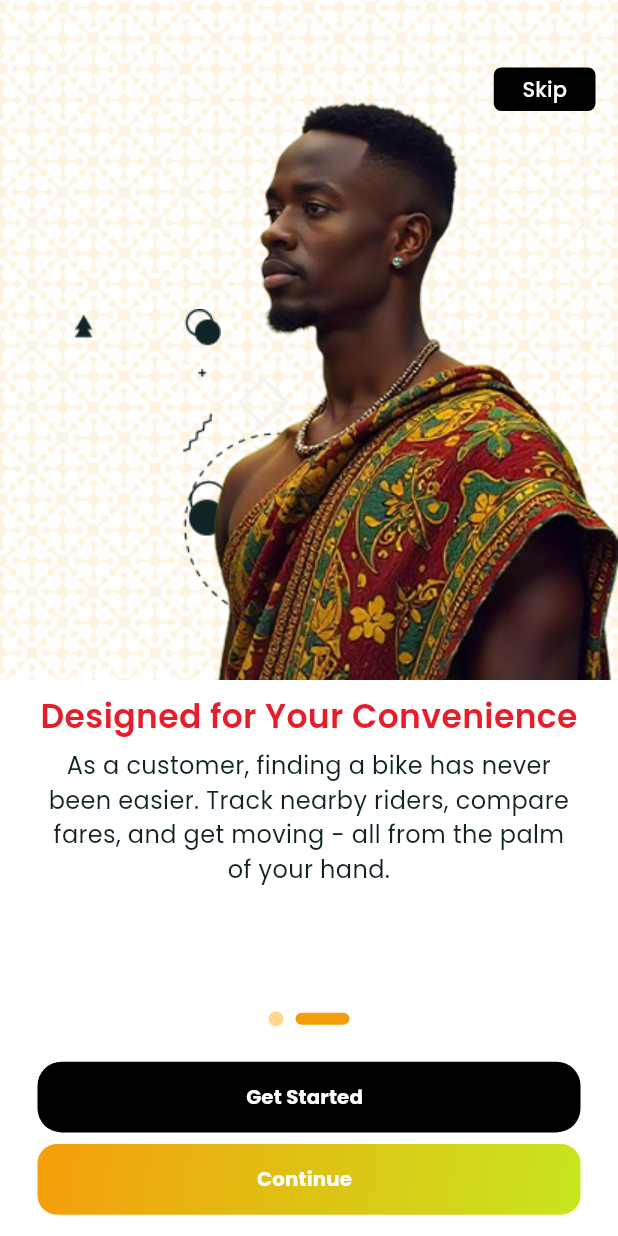
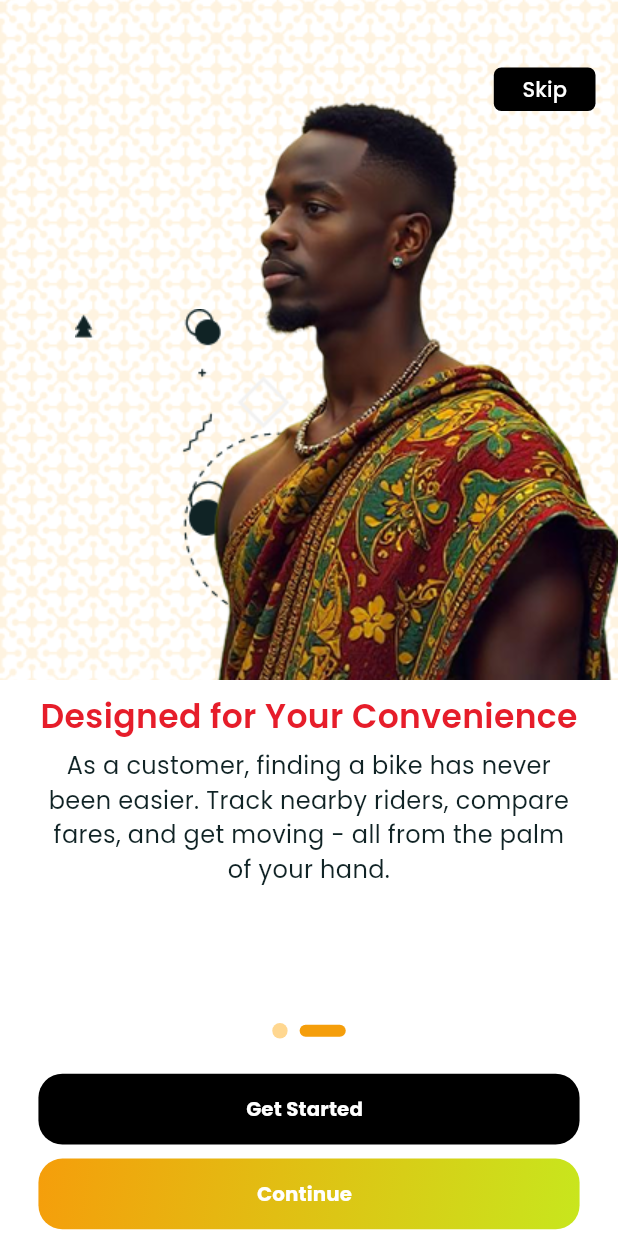
Before and after one commit to FreedomGhanaLabs/FreedomDiver, a Flutter app: the screen it shows after launch, after a tap on "Next", on a phone screen of 412 x 824 dp. Run offline on Flutter 3.47's test engine with Material 3 defaults, Android fonts, the light colour scheme and no system bars; drawn by our look-alikes of loader_overlay, smooth_page_indicator; our stand-ins replace awesome_dialog, awesome_snackbar_content, bloc, cached_network_image, country_code_picker, dio and 25 more; missing offline and left inert: country_state_city_picker, flutter_polyline_points; accounts and stored records are empty; project files that could hold a hidden picture were left out.

Commit message:
modified 3 files

```diff
--- a/lib/feature/onboarding/vew/onboarding_carousel_two.dart
+++ b/lib/feature/onboarding/vew/onboarding_carousel_two.dart
@@ -17,7 +17,7 @@ class OnboardingCarouselTwo extends StatelessWidget {
           Stack(
             children: [
               Container(
-                height: MediaQuery.of(context).size.height * 0.55,
+                height: Responsive.height(context) * 0.55,
                 decoration: const BoxDecoration(
                   image: DecorationImage(
                     image:
--- a/lib/feature/onboarding/vew/onboarding_view.dart
+++ b/lib/feature/onboarding/vew/onboarding_view.dart
@@ -1,4 +1,5 @@
 import 'package:flutter/material.dart';
+import 'package:flutter_screenutil/flutter_screenutil.dart';
 import 'package:freedomdriver/feature/authentication/login/view/login_form_screen.dart';
 import 'package:freedomdriver/feature/authentication/register/view/register_form_screen.dart';
 import 'package:freedomdriver/feature/onboarding/vew/onboarding_carousel_one.dart';
@@ -7,8 +8,8 @@ import 'package:freedomdriver/shared/app_config.dart';
 import 'package:freedomdriver/shared/theme/app_colors.dart';
 import 'package:freedomdriver/shared/widgets/primary_button.dart';
 import 'package:freedomdriver/utilities/hive/onboarding.dart';
+import 'package:freedomdriver/utilities/responsive.dart';
 import 'package:freedomdriver/utilities/ui.dart';
-import 'package:google_fonts/google_fonts.dart';
 import 'package:smooth_page_indicator/smooth_page_indicator.dart';
 
 class OnboardingView extends StatefulWidget {
@@ -21,14 +22,27 @@ class OnboardingView extends StatefulWidget {
 
 class _OnboardingViewState extends State<OnboardingView> {
   final PageController _pageController = PageController();
-  final List<Widget> _pages = [
-    const OnboardingCarouselOne(),
-    const OnboardingCarouselTwo(),
+  final List<Widget> _pages = const [
+    OnboardingCarouselOne(),
+    OnboardingCarouselTwo(),
   ];
 
   int _currentPage = 0;
 
-  void goToPage(int page) {
+  @override
+  void initState() {
+    super.initState();
+    _checkFirstTimer();
+  }
+
+  Future<void> _checkFirstTimer() async {
+    final x = await getOnboardingFromHive();
+    if (x != null) {
+      await Navigator.pushReplacementNamed(context, LoginFormScreen.routeName);
+    }
+  }
+
+  void _goToPage(int page) {
     _pageController.animateToPage(
       page,
       duration: const Duration(milliseconds: 300),
@@ -36,21 +50,65 @@ class _OnboardingViewState extends State<OnboardingView> {
     );
   }
 
-  Future<void> checkFirstTimer() async {
-    final x = await getOnboardingFromHive();
-    if (x != null) {
-      await Navigator.pushReplacementNamed(context, LoginFormScreen.routeName);
-    }
+  Widget _buildButton({
+    required String title,
+    required VoidCallback onPressed,
+    Color? backgroundColor,
+    Gradient? gradient,
+    bool useGradient = false,
+  }) {
+    return FreedomButton(
+      backGroundColor: backgroundColor,
+      gradient: gradient ?? LinearGradient(colors: gradientColor),
+      useGradient: useGradient,
+      title: title,
+      onPressed: onPressed,
+    );
   }
 
-  @override
-  void initState() {
-    checkFirstTimer();
-    super.initState();
+  Widget _buildActionButtons() {
+    final double horizontalPadding = whiteSpace.w;
+    return Padding(
+      padding: EdgeInsets.symmetric(horizontal: horizontalPadding),
+      child: Column(
+        children: [
+          if (_currentPage == 1)
+            _buildButton(
+              title: 'Get Started',
+              backgroundColor: Colors.black,
+              onPressed: () async {
+                await addOnboardingToHive(true);
+                Navigator.pushNamedAndRemoveUntil(
+                  context,
+                  RegisterFormScreen.routeName,
+                  (route) => false,
+                );
+              },
+            ),
+          VSpace(
+            Responsive.isBigMobile(context) ? medWhiteSpace : smallWhiteSpace,
+          ),
+          _buildButton(
+            title: 'Continue',
+            useGradient: true,
+            gradient: greenGradient,
+            onPressed: () async {
+              await addOnboardingToHive(true);
+              Navigator.pushNamedAndRemoveUntil(
+                context,
+                LoginFormScreen.routeName,
+                (route) => false,
+              );
+            },
+          ),
+        ],
+      ),
+    );
   }
 
   @override
   Widget build(BuildContext context) {
+    final double horizontalPadding = whiteSpace.w;
     return Scaffold(
       backgroundColor: Colors.white,
       body: Column(
@@ -59,101 +117,40 @@ class _OnboardingViewState extends State<OnboardingView> {
             child: PageView.builder(
               controller: _pageController,
               itemCount: _pages.length,
-              onPageChanged: (index) {
-                setState(() {
-                  _currentPage = index;
-                });
-              },
+              onPageChanged: (index) => setState(() => _currentPage = index),
               itemBuilder: (context, index) => _pages[index],
             ),
           ),
-          const VSpace(16),
+          const VSpace(smallWhiteSpace),
           SmoothPageIndicator(
             controller: _pageController,
             count: _pages.length,
             effect: CustomizableEffect(
               dotDecoration: DotDecoration(
-                width: 10,
-                height: 10,
+                width: 10.w,
+                height: 10.w,
                 color: carouselInactiveColor,
-                borderRadius:
-                    const BorderRadius.all(Radius.circular(roundedLg)),
+                borderRadius: BorderRadius.circular(roundedLg),
               ),
               activeDotDecoration: DotDecoration(
-                width: 36,
+                width: 30.w,
                 color: carouselActiveColor,
-                borderRadius:
-                    const BorderRadius.all(Radius.circular(roundedLg)),
+                borderRadius: BorderRadius.circular(roundedLg),
               ),
             ),
           ),
           const VSpace(whiteSpace),
           if (_currentPage == 0)
-            Container(
-              width: double.infinity,
-              padding: const EdgeInsets.symmetric(horizontal: whiteSpace),
-              child: FreedomButton(
-                backGroundColor: Colors.black,
-                onPressed: () {
-                  goToPage(1);
-                },
+            Padding(
+              padding: EdgeInsets.symmetric(horizontal: horizontalPadding),
+              child: _buildButton(
                 title: 'Next',
-                buttonTitle: Text(
-                  'Next',
-                  style:
-                      GoogleFonts.poppins(color: Colors.white, fontSize: 17.41),
-                ),
+                backgroundColor: Colors.black,
+                onPressed: () => _goToPage(1),
               ),
             ),
-          if (_currentPage == 1)
-            Column(
-              mainAxisAlignment: MainAxisAlignment.spaceEvenly,
-              children: [
-                Container(
-                  padding: const EdgeInsets.symmetric(horizontal: whiteSpace),
-                  width: double.infinity,
-                  child: FreedomButton(
-                    backGroundColor: Colors.black,
-                    // height: 57.76.h,
-                    title: 'Get Started',
-                    onPressed: () {
-                      addOnboardingToHive(true).then(
-                        (_) => Navigator.pushNamedAndRemoveUntil(
-                          context,
-                          RegisterFormScreen.routeName,
-                          (route) => false,
-                        ),
-                      );
-                    },
-                  ),
-                ),
-                const VSpace(8.24),
-                Padding(
-                  padding: const EdgeInsets.symmetric(horizontal: whiteSpace),
-                  child: Column(
-                    crossAxisAlignment: CrossAxisAlignment.stretch,
-                    children: [
-                      FreedomButton(
-                        useGradient: true,
-                        gradient: greenGradient,
-                        borderRadius: BorderRadius.circular(13),
-                        title: 'Continue',
-                        onPressed: () {
-                          addOnboardingToHive(true).then(
-                            (_) => Navigator.pushNamedAndRemoveUntil(
-                              context,
-                              LoginFormScreen.routeName,
-                              (route) => false,
-                            ),
-                          );
-                        },
-                      ),
-                    ],
-                  ),
-                ),
-              ],
-            ),
-          const VSpace(smallWhiteSpace),
+          _buildActionButtons(),
+          VSpace(Responsive.bottom(context) + extraSmallWhiteSpace.sp),
         ],
       ),
     );
```
